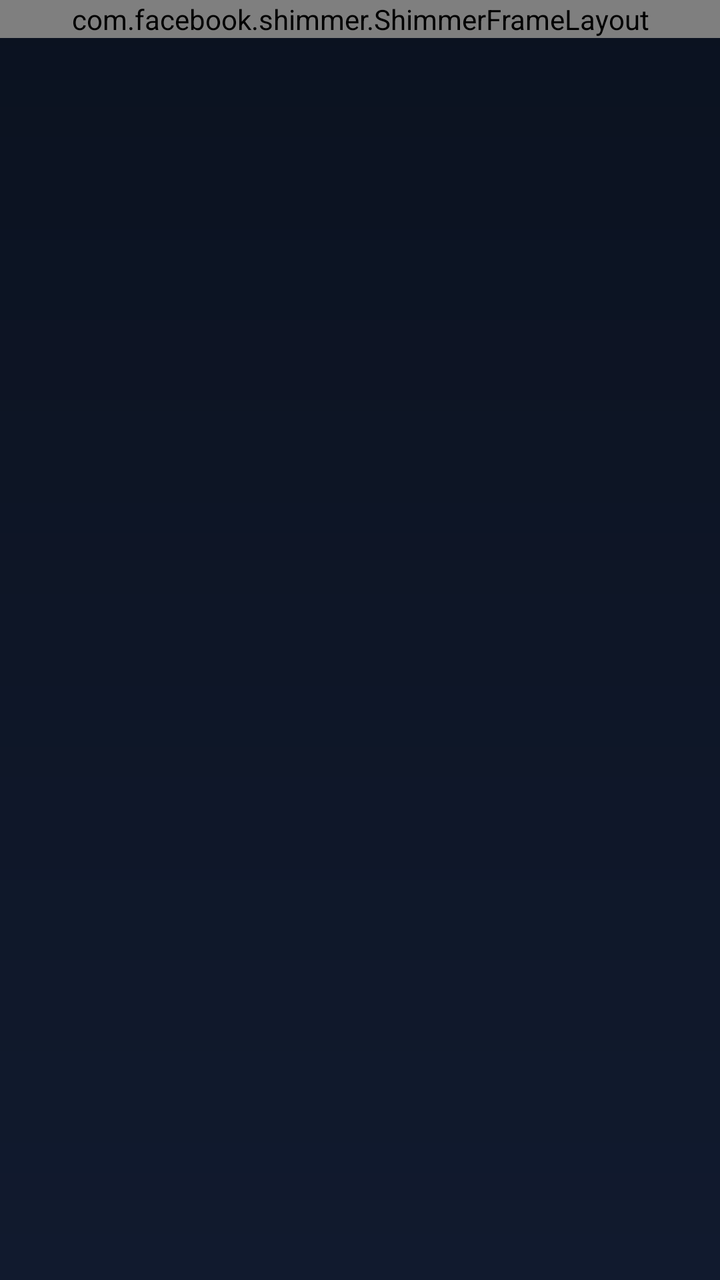
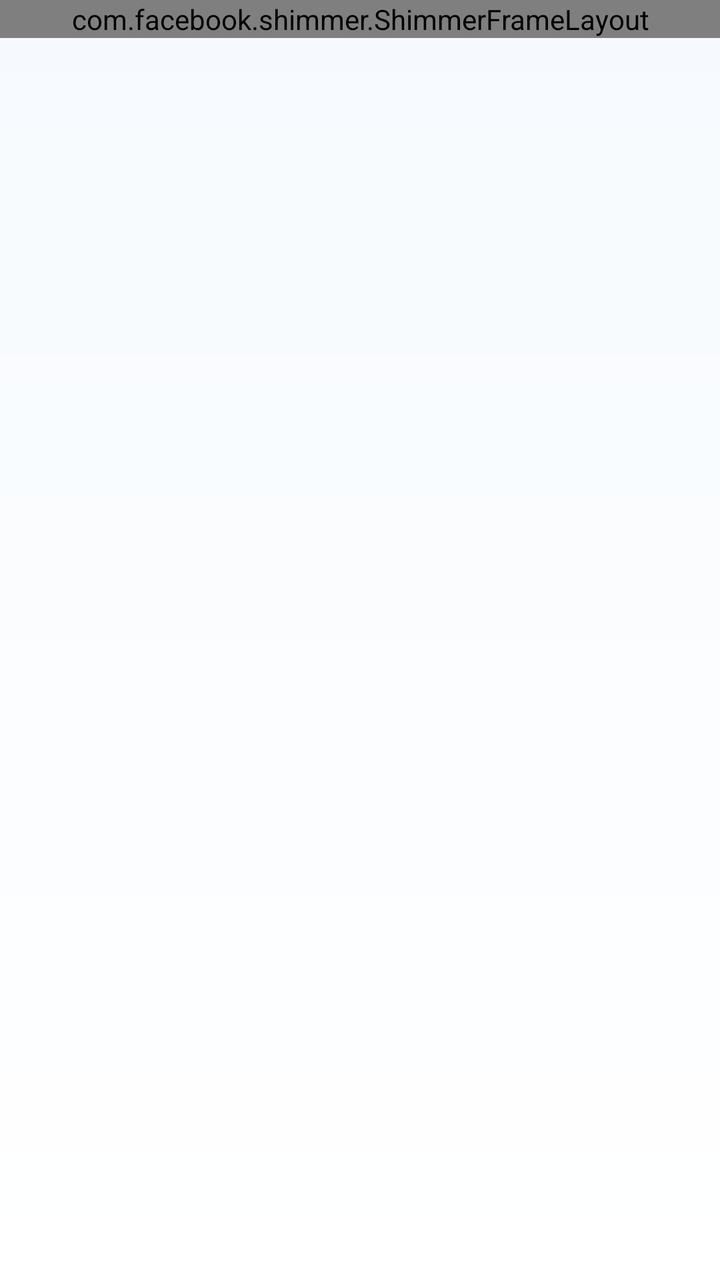

Two renders of the same Android screen: before a commit and after it. Below are the layout's source before the change and the commit's diff.
<!-- AndroidManifest.xml: application theme Theme.MystMusic -->
<!-- res/layout/item_carousel.xml -->
<?xml version="1.0" encoding="utf-8"?>
<FrameLayout xmlns:android="http://schemas.android.com/apk/res/android"
    xmlns:app="http://schemas.android.com/apk/res-auto"
    android:layout_width="match_parent"
    android:layout_height="wrap_content">

    <androidx.recyclerview.widget.RecyclerView
        android:id="@+id/carouselList"
        android:layout_width="match_parent"
        android:layout_height="wrap_content"
        android:clipToPadding="false"
        android:overScrollMode="never"
        android:paddingStart="@dimen/screen_margin"
        android:paddingEnd="@dimen/screen_margin" />

    <com.facebook.shimmer.ShimmerFrameLayout
        android:id="@+id/carouselShimmer"
        android:layout_width="match_parent"
        android:layout_height="wrap_content"
        app:shimmer_auto_start="true"
        app:shimmer_base_color="@color/surface_alt"
        app:shimmer_highlight_color="@color/surface"
        android:paddingStart="@dimen/screen_margin"
        android:paddingEnd="@dimen/screen_margin">

        <LinearLayout
            android:layout_width="wrap_content"
            android:layout_height="wrap_content"
            android:orientation="horizontal">

            <include layout="@layout/item_card_skeleton" />

            <include
                layout="@layout/item_card_skeleton"
                android:layout_marginStart="@dimen/space_m" />

            <include
                layout="@layout/item_card_skeleton"
                android:layout_marginStart="@dimen/space_m" />
        </LinearLayout>
    </com.facebook.shimmer.ShimmerFrameLayout>

    <LinearLayout
        android:id="@+id/carouselState"
        android:layout_width="match_parent"
        android:layout_height="wrap_content"
        android:gravity="center"
        android:orientation="vertical"
        android:paddingStart="@dimen/screen_margin"
        android:paddingTop="@dimen/space_m"
        android:paddingEnd="@dimen/screen_margin"
        android:paddingBottom="@dimen/space_m"
        android:visibility="gone">

        <ImageView
            android:id="@+id/carouselStateIcon"
            android:layout_width="32dp"
            android:layout_height="32dp"
            android:contentDescription="@null"
            android:src="@drawable/ic_music"
            app:tint="@color/text_dim" />

        <TextView
            android:id="@+id/carouselStateTitle"
            android:layout_width="wrap_content"
            android:layout_height="wrap_content"
            android:layout_marginTop="@dimen/space_s"
            android:gravity="center"
            android:textColor="@color/text_dim"
            android:textSize="@dimen/text_body" />

        <com.google.android.material.button.MaterialButton
            android:id="@+id/carouselRetry"
            style="@style/Widget.MystMusic.Button.Secondary"
            android:layout_width="wrap_content"
            android:layout_height="wrap_content"
            android:layout_marginTop="@dimen/space_s"
            android:text="@string/state_retry"
            android:visibility="gone" />
    </LinearLayout>
</FrameLayout>
<!-- res/layout/item_card_skeleton.xml (included above) -->
<?xml version="1.0" encoding="utf-8"?>
<LinearLayout xmlns:android="http://schemas.android.com/apk/res/android"
    android:layout_width="140dp"
    android:layout_height="wrap_content"
    android:orientation="vertical">

    <View
        android:layout_width="140dp"
        android:layout_height="140dp"
        android:background="@drawable/bg_skeleton" />

    <View
        android:layout_width="104dp"
        android:layout_height="12dp"
        android:layout_marginTop="@dimen/space_s"
        android:background="@drawable/bg_skeleton" />

    <View
        android:layout_width="72dp"
        android:layout_height="10dp"
        android:layout_marginTop="6dp"
        android:background="@drawable/bg_skeleton" />
</LinearLayout>
<!-- resources referenced by this layout -->
<resources>
  <color name="surface">#111A2E</color>
  <color name="surface_alt">#16223A</color>
  <color name="text_dim">#94A3B8</color>
  <!-- drawable bg_skeleton (drawable) -->
  <?xml version="1.0" encoding="utf-8"?>
  <shape xmlns:android="http://schemas.android.com/apk/res/android" android:shape="rectangle">
      <solid android:color="@color/surface_alt" />
      <corners android:radius="16dp" />
  </shape>
  <style name="Widget.MystMusic.Button.Secondary" parent="Widget.Material3.Button.OutlinedButton">
          <item name="android:textColor">@color/sky_200</item>
          <item name="strokeColor">@color/white_20</item>
          <item name="cornerRadius">24dp</item>
          <item name="android:textAllCaps">false</item>
          <item name="android:textSize">@dimen/text_button</item>
          <item name="android:minHeight">@dimen/touch_target</item>
          <item name="iconTint">@color/sky_200</item>
      </style>
  <style name="Theme.MystMusic" parent="Theme.Material3.Dark.NoActionBar">
          <item name="colorPrimary">@color/sky_400</item>
          <item name="colorOnPrimary">@color/bg</item>
          <item name="colorPrimaryContainer">@color/sky_500</item>
          <item name="colorOnPrimaryContainer">@color/bg</item>
          <item name="colorSecondary">@color/sky_500</item>
          <item name="colorOnSecondary">@color/text</item>
          <item name="colorSurface">@color/surface</item>
          <item name="colorOnSurface">@color/text</item>
          <item name="colorOnSurfaceVariant">@color/text_dim</item>
          <item name="colorError">@color/error</item>
          <item name="android:colorBackground">@color/bg</item>
          <item name="android:windowBackground">@drawable/bg_app</item>
          <item name="android:statusBarColor">@android:color/transparent</item>
          <item name="android:navigationBarColor">@android:color/transparent</item>
          <item name="android:windowLightStatusBar">false</item>
          <item name="android:windowLightNavigationBar">false</item>
          <item name="android:windowDrawsSystemBarBackgrounds">true</item>
          <item name="android:textColorPrimary">@color/text</item>
          <item name="android:textColorSecondary">@color/text_dim</item>
          <item name="materialAlertDialogTheme">@style/ThemeOverlay.MystMusic.Dialog</item>
          <item name="bottomSheetDialogTheme">@style/ThemeOverlay.MystMusic.BottomSheet</item>
          <item name="android:windowAnimationStyle">@style/Animation.MystMusic.Window</item>
          <item name="android:windowContentTransitions">true</item>
          <item name="android:forceDarkAllowed" tools:targetApi="q">false</item>
      </style>
  <color name="sky_200">#BAE6FD</color>
  <color name="white_20">#33FFFFFF</color>
  <color name="bg">#0B1220</color>
  <color name="sky_500">#0EA5E9</color>
  <color name="text">#F1F5F9</color>
  <color name="error">#F87171</color>
  <!-- drawable bg_app (drawable) -->
  <?xml version="1.0" encoding="utf-8"?>
  <shape xmlns:android="http://schemas.android.com/apk/res/android" android:shape="rectangle">
      <gradient android:angle="270" android:startColor="@color/bg" android:endColor="@color/surface" />
  </shape>
  <style name="ThemeOverlay.MystMusic.Dialog" parent="ThemeOverlay.Material3.MaterialAlertDialog">
          <item name="colorSurface">@color/surface_alt</item>
          <item name="colorOnSurface">@color/text</item>
          <item name="colorPrimary">@color/sky_400</item>
          <item name="android:windowBackground">@color/transparent</item>
          <item name="android:windowAnimationStyle">@style/Animation.MystMusic.Dialog</item>
      </style>
  <style name="Widget.MystMusic.BottomSheet" parent="Widget.Material3.BottomSheet.Modal">
          <item name="backgroundTint">@color/surface_alt</item>
          <item name="shapeAppearanceOverlay">@style/ShapeAppearance.MystMusic.BottomSheet</item>
      </style>
  <!-- unchanged entries left out for length: 14 -->
</resources>

<!-- the commit's change to res/layout/item_carousel.xml (unified diff, before → after) -->
@@ -18,8 +18,8 @@
         android:layout_width="match_parent"
         android:layout_height="wrap_content"
         app:shimmer_auto_start="true"
-        app:shimmer_base_color="@color/surface_alt"
-        app:shimmer_highlight_color="@color/surface"
+        app:shimmer_base_color="?attr/mystSurfaceAlt"
+        app:shimmer_highlight_color="?attr/mystSurface"
         android:paddingStart="@dimen/screen_margin"
         android:paddingEnd="@dimen/screen_margin">
 
@@ -58,7 +58,7 @@
             android:layout_height="32dp"
             android:contentDescription="@null"
             android:src="@drawable/ic_music"
-            app:tint="@color/text_dim" />
+            app:tint="?attr/mystOnSurfaceDim" />
 
         <TextView
             android:id="@+id/carouselStateTitle"
@@ -66,7 +66,7 @@
             android:layout_height="wrap_content"
             android:layout_marginTop="@dimen/space_s"
             android:gravity="center"
-            android:textColor="@color/text_dim"
+            android:textColor="?attr/mystOnSurfaceDim"
             android:textSize="@dimen/text_body" />
 
         <com.google.android.material.button.MaterialButton
<!-- resource entries referenced after the edit -->
@@ -1,69 +1,110 @@
 <!-- resources referenced by this layout -->
 <resources>
-  <color name="surface">#111A2E</color>
-  <color name="surface_alt">#16223A</color>
-  <color name="text_dim">#94A3B8</color>
   <!-- drawable bg_skeleton (drawable) -->
   <?xml version="1.0" encoding="utf-8"?>
   <shape xmlns:android="http://schemas.android.com/apk/res/android" android:shape="rectangle">
-      <solid android:color="@color/surface_alt" />
+      <solid android:color="?attr/mystSurfaceAlt" />
       <corners android:radius="16dp" />
   </shape>
   <style name="Widget.MystMusic.Button.Secondary" parent="Widget.Material3.Button.OutlinedButton">
-          <item name="android:textColor">@color/sky_200</item>
-          <item name="strokeColor">@color/white_20</item>
+          <item name="android:textColor">?attr/mystAccentText</item>
+          <item name="strokeColor">?attr/mystStrokeStrong</item>
           <item name="cornerRadius">24dp</item>
           <item name="android:textAllCaps">false</item>
           <item name="android:textSize">@dimen/text_button</item>
           <item name="android:minHeight">@dimen/touch_target</item>
-          <item name="iconTint">@color/sky_200</item>
+          <item name="iconTint">?attr/mystAccentText</item>
       </style>
-  <style name="Theme.MystMusic" parent="Theme.Material3.Dark.NoActionBar">
-          <item name="colorPrimary">@color/sky_400</item>
-          <item name="colorOnPrimary">@color/bg</item>
-          <item name="colorPrimaryContainer">@color/sky_500</item>
-          <item name="colorOnPrimaryContainer">@color/bg</item>
-          <item name="colorSecondary">@color/sky_500</item>
-          <item name="colorOnSecondary">@color/text</item>
-          <item name="colorSurface">@color/surface</item>
-          <item name="colorOnSurface">@color/text</item>
-          <item name="colorOnSurfaceVariant">@color/text_dim</item>
-          <item name="colorError">@color/error</item>
-          <item name="android:colorBackground">@color/bg</item>
+  <style name="Theme.MystMusic" parent="Theme.MystMusic.Base">
+          <item name="colorPrimary">@color/light_accent</item>
+          <item name="colorOnPrimary">@color/on_accent</item>
+          <item name="colorPrimaryContainer">@color/sky_400</item>
+          <item name="colorOnPrimaryContainer">@color/on_accent</item>
+          <item name="colorSecondary">@color/light_accent_text</item>
+          <item name="colorOnSecondary">@color/on_accent</item>
+          <item name="colorSurface">@color/light_surface</item>
+          <item name="colorOnSurface">@color/light_text</item>
+          <item name="colorSurfaceVariant">@color/light_surface_alt</item>
+          <item name="colorOnSurfaceVariant">@color/light_text_dim</item>
+          <item name="colorOutline">@color/light_stroke_strong</item>
+          <item name="colorError">@color/light_error</item>
+          <item name="colorOnError">@color/white</item>
+          <item name="colorControlNormal">@color/light_text_dim</item>
+          <item name="colorControlActivated">@color/light_accent</item>
+          <item name="colorControlHighlight">@color/accent_alpha_24</item>
+          <item name="android:colorBackground">@color/light_bg</item>
+          <item name="android:textColorPrimary">@color/light_text</item>
+          <item name="android:textColorSecondary">@color/light_text_dim</item>
+          <item name="android:windowLightStatusBar" tools:targetApi="m">true</item>
+          <item name="android:windowLightNavigationBar" tools:targetApi="o_mr1">true</item>
+  
+          <item name="mystBackground">@color/light_bg</item>
+          <item name="mystSurface">@color/light_surface</item>
+          <item name="mystSurfaceAlt">@color/light_surface_alt</item>
+          <item name="mystOnSurface">@color/light_text</item>
+          <item name="mystOnSurfaceDim">@color/light_text_dim</item>
+          <item name="mystNavbarBg">@color/light_navbar</item>
+          <item name="mystStroke">@color/light_stroke</item>
+          <item name="mystStrokeStrong">@color/light_stroke_strong</item>
+          <item name="mystGradientStart">@color/light_bg</item>
+          <item name="mystGradientEnd">@color/light_surface_alt</item>
+          <item name="mystAccent">@color/light_accent</item>
+          <item name="mystAccentDark">@color/light_accent_dark</item>
+          <item name="mystAccentText">@color/light_accent_text</item>
+          <item name="mystOnAccent">@color/on_accent</item>
+          <item name="mystOnImage">@color/on_image</item>
+          <item name="mystImageScrim">@color/image_scrim</item>
+          <item name="mystPlayerScrim">@color/light_player_scrim</item>
+          <item name="mystError">@color/light_error</item>
+          <item name="mystSuccess">@color/light_success</item>
+          <item name="mystAccentAlpha16">@color/accent_alpha_16</item>
+          <item name="mystAccentAlpha24">@color/accent_alpha_24</item>
+      </style>
+  <style name="Theme.MystMusic.Base" parent="Theme.Material3.DayNight.NoActionBar">
           <item name="android:windowBackground">@drawable/bg_app</item>
           <item name="android:statusBarColor">@android:color/transparent</item>
           <item name="android:navigationBarColor">@android:color/transparent</item>
-          <item name="android:windowLightStatusBar">false</item>
-          <item name="android:windowLightNavigationBar">false</item>
           <item name="android:windowDrawsSystemBarBackgrounds">true</item>
-          <item name="android:textColorPrimary">@color/text</item>
-          <item name="android:textColorSecondary">@color/text_dim</item>
+          <item name="android:windowContentTransitions">true</item>
+          <item name="android:forceDarkAllowed" tools:targetApi="q">false</item>
           <item name="materialAlertDialogTheme">@style/ThemeOverlay.MystMusic.Dialog</item>
           <item name="bottomSheetDialogTheme">@style/ThemeOverlay.MystMusic.BottomSheet</item>
           <item name="android:windowAnimationStyle">@style/Animation.MystMusic.Window</item>
-          <item name="android:windowContentTransitions">true</item>
-          <item name="android:forceDarkAllowed" tools:targetApi="q">false</item>
       </style>
-  <color name="sky_200">#BAE6FD</color>
-  <color name="white_20">#33FFFFFF</color>
-  <color name="bg">#0B1220</color>
-  <color name="sky_500">#0EA5E9</color>
-  <color name="text">#F1F5F9</color>
-  <color name="error">#F87171</color>
+  <color name="light_accent">#0EA5E9</color>
+  <color name="on_accent">#04202E</color>
+  <color name="light_accent_text">#0369A1</color>
+  <color name="light_surface">#FFFFFF</color>
+  <color name="light_text">#0F172A</color>
+  <color name="light_surface_alt">#E8F3FC</color>
+  <color name="light_text_dim">#475569</color>
+  <color name="light_stroke_strong">#330F172A</color>
+  <color name="light_error">#DC2626</color>
+  <color name="white">#FFFFFF</color>
+  <color name="accent_alpha_24">#3D38BDF8</color>
+  <color name="light_bg">#F6FAFE</color>
+  <color name="light_navbar">#EBFFFFFF</color>
+  <color name="light_stroke">#1A0F172A</color>
+  <color name="light_accent_dark">#0284C7</color>
+  <color name="on_image">#FFFFFF</color>
+  <color name="image_scrim">#80000000</color>
+  <color name="light_player_scrim">#CCF6FAFE</color>
+  <color name="light_success">#15803D</color>
+  <color name="accent_alpha_16">#2938BDF8</color>
   <!-- drawable bg_app (drawable) -->
   <?xml version="1.0" encoding="utf-8"?>
   <shape xmlns:android="http://schemas.android.com/apk/res/android" android:shape="rectangle">
-      <gradient android:angle="270" android:startColor="@color/bg" android:endColor="@color/surface" />
+      <gradient android:angle="270" android:startColor="?attr/mystBackground" android:endColor="?attr/mystSurface" />
   </shape>
   <style name="ThemeOverlay.MystMusic.Dialog" parent="ThemeOverlay.Material3.MaterialAlertDialog">
-          <item name="colorSurface">@color/surface_alt</item>
-          <item name="colorOnSurface">@color/text</item>
-          <item name="colorPrimary">@color/sky_400</item>
+          <item name="colorSurface">?attr/mystSurfaceAlt</item>
+          <item name="colorOnSurface">?attr/mystOnSurface</item>
+          <item name="colorPrimary">?attr/mystAccentText</item>
           <item name="android:windowBackground">@color/transparent</item>
           <item name="android:windowAnimationStyle">@style/Animation.MystMusic.Dialog</item>
       </style>
   <style name="Widget.MystMusic.BottomSheet" parent="Widget.Material3.BottomSheet.Modal">
-          <item name="backgroundTint">@color/surface_alt</item>
+          <item name="backgroundTint">?attr/mystSurfaceAlt</item>
           <item name="shapeAppearanceOverlay">@style/ShapeAppearance.MystMusic.BottomSheet</item>
       </style>
   <!-- unchanged entries left out for length: 14 -->
